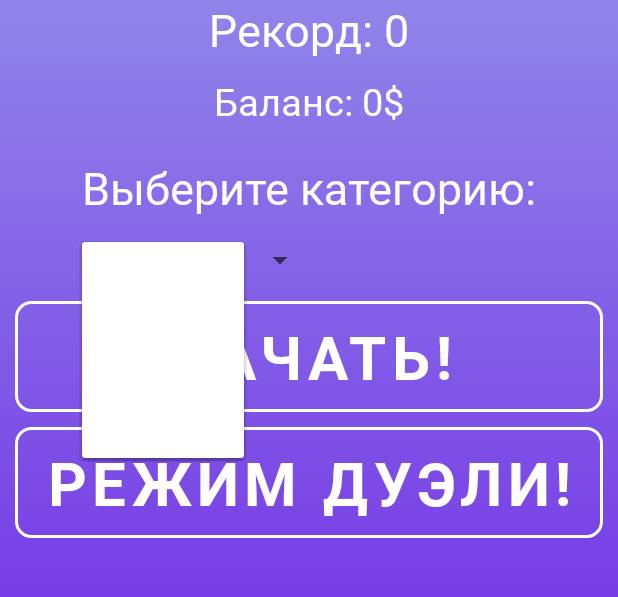
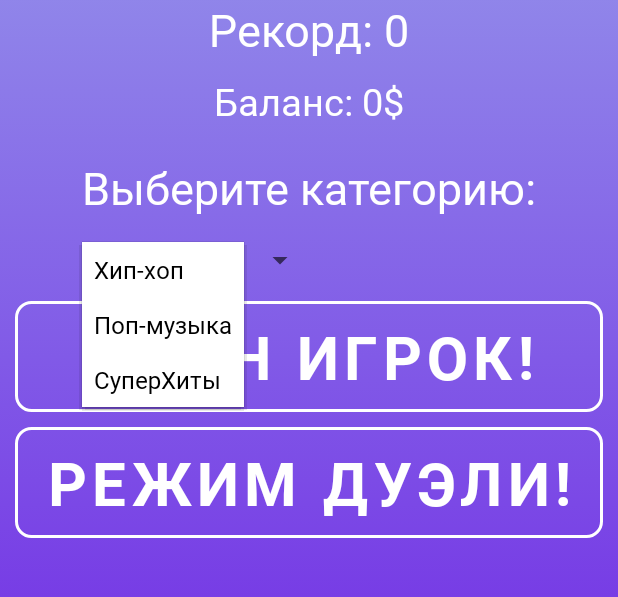
Before and after one commit to Njif123/projRMP, an Android app: the screen it shows after launch (MainActivity), after a tap on "Хип-хоп", on a phone screen of 412 x 824 dp, the part 466-1063 px from its top. Run offline under Robolectric (Android 15) with nearby library versions, the phone set to English and light mode, and no system bars.

Commit message:
Initial commit

```diff
--- a/app/src/main/java/com/example/quizyt/MainActivity.java
+++ b/app/src/main/java/com/example/quizyt/MainActivity.java
@@ -105,7 +105,7 @@ public class MainActivity extends AppCompatActivity {
 
         ArrayAdapter<Category> categoryArrayAdapter = new ArrayAdapter<>(this,
                 android.R.layout.simple_spinner_item, categories);
-        categoryArrayAdapter.setDropDownViewResource(android.R.layout.simple_spinner_dropdown_item);
+        categoryArrayAdapter.setDropDownViewResource(R.layout.spinner_item);
         spinnerCategory.setAdapter(categoryArrayAdapter);
     }
     //получение рекорда
--- a/app/src/main/java/com/example/quizyt/QuizActivity.java
+++ b/app/src/main/java/com/example/quizyt/QuizActivity.java
@@ -98,7 +98,7 @@ public class QuizActivity extends AppCompatActivity {
             @Override
             public void onClick(View v) {
                 int answerNr = currentQuestion.getAnswerNr();
-                if(balance>10){
+                if(balance>9){
                 switch (answerNr){
                     case 1:
                         rb2.setVisibility(View.INVISIBLE);
--- a/app/src/main/res/layout/activity_main.xml
+++ b/app/src/main/res/layout/activity_main.xml
@@ -60,6 +60,7 @@
         android:layout_marginTop="16dp"
         android:theme="@style/SpinnerTheme"
         android:layout_marginBottom="15dp"
+
         />
 
     <Button
@@ -68,7 +69,7 @@
         android:layout_height="wrap_content"
         android:layout_below="@id/spinner_category"
         android:layout_centerHorizontal="true"
-        android:text="Начать!"
+        android:text="Один игрок!"
         android:background="@drawable/custom_btn"
         android:fontFamily="@font/roboto_bold"
         android:visibility="visible"
--- /dev/null
+++ b/app/src/main/res/layout/spinner_item.xml
@@ -0,0 +1,13 @@
+<?xml version="1.0" encoding="utf-8"?>
+<TextView xmlns:android="http://schemas.android.com/apk/res/android"
+    android:id="@android:id/text1"
+    style="?android:attr/spinnerItemStyle"
+    android:singleLine="true"
+    android:layout_width="match_parent"
+    android:layout_height="wrap_content"
+    android:ellipsize="marquee"
+    android:textAlignment="inherit"
+    android:textColor="@color/black"
+    android:background="@color/white"
+    android:fontFamily="@font/roboto"
+    android:padding="7dp"/>
--- a/app/src/main/res/values/strings.xml
+++ b/app/src/main/res/values/strings.xml
@@ -1,3 +1,3 @@
 <resources>
-    <string name="app_name">quizYT</string>
+    <string name="app_name">Угадай мелодию</string>
 </resources>
```
